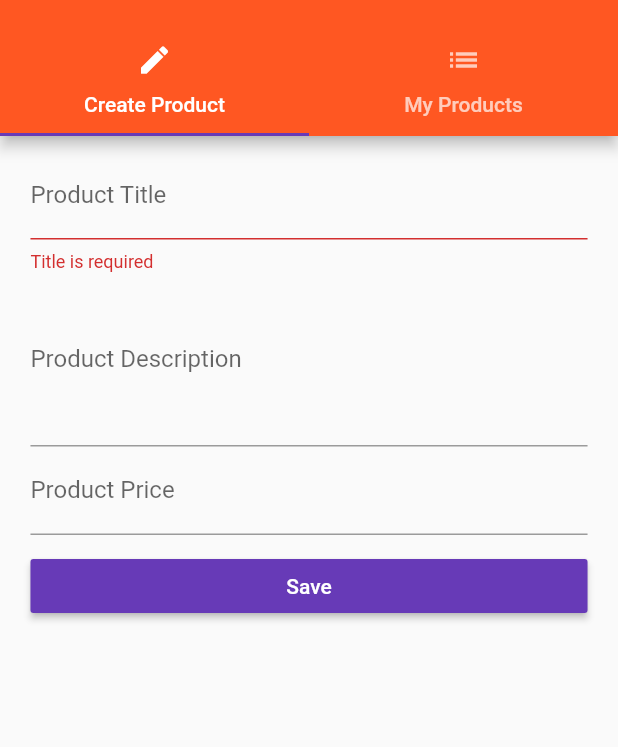
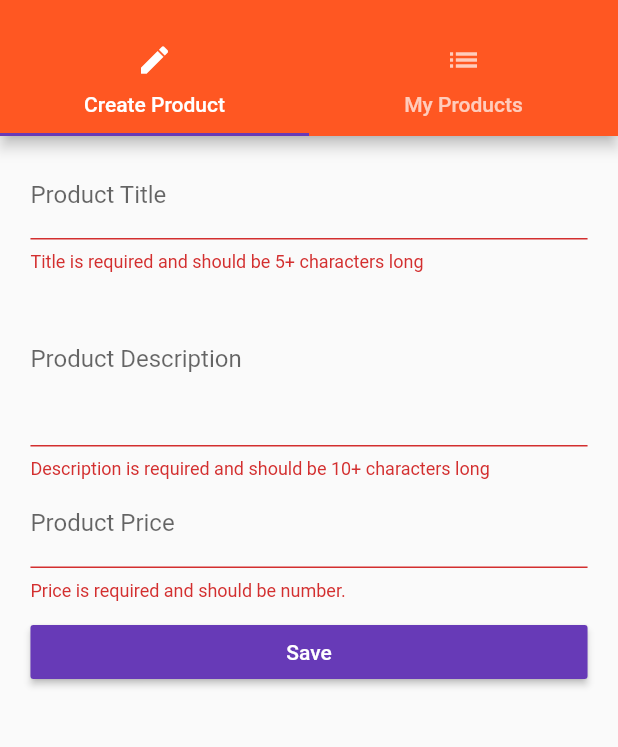
Before and after one commit to azamat87/flutter_app, a Flutter app: the ProductAdminPage screen opened by its route, after a tap on "Save", on a phone screen of 412 x 824 dp, the part 59-806 px from its top. Run offline on Flutter 3.47's test engine with Material 2 defaults, Android fonts, the phone set to English and light mode, and no system bars.

```diff
--- a/lib/pages/product_create.dart
+++ b/lib/pages/product_create.dart
@@ -28,8 +28,8 @@ class _ProductCreatePageState extends State<ProductCreatePage> {
           labelText: 'Product Title'
       ),
       validator: (String value) {
-        if(value.isEmpty) {
-          return 'Title is required';
+        if(value.isEmpty || value.length < 5) {
+          return 'Title is required and should be 5+ characters long';
         }
       },
       onSaved: (String value) {
@@ -45,6 +45,11 @@ class _ProductCreatePageState extends State<ProductCreatePage> {
           labelText: 'Product Description'
       ),
       maxLines: 4,
+      validator: (String value) {
+        if(value.isEmpty || value.length < 10) {
+          return 'Description is required and should be 10+ characters long';
+        }
+      },
       onSaved: (String value) {
         setState(() {
           descriptionValue = value;
@@ -58,6 +63,11 @@ class _ProductCreatePageState extends State<ProductCreatePage> {
           labelText: 'Product Price'
       ),
       keyboardType: TextInputType.number,
+      validator: (String value) {
+        if(value.isEmpty || !RegExp(r'^(?:[1-9]\d*|0)?(?:\.\d+)?$').hasMatch(value)) {
+          return 'Price is required and should be number.';
+        }
+      },
       onSaved: (String value) {
         setState(() {
           priceValue = double.parse(value);
@@ -86,7 +96,11 @@ class _ProductCreatePageState extends State<ProductCreatePage> {
     final double targetWidth = deviceWidth > 550.0 ? 500.0 : deviceWidth * 0.95;
     final double targetPadding = deviceWidth - targetWidth;
 
-    return Container(
+    return GestureDetector(
+      onTap: () {
+        FocusScope.of(context).requestFocus(FocusNode());
+      },
+      child: Container(
         margin: EdgeInsets.all(10.0),
         child: Form(
           key: _formKey,
@@ -105,6 +119,7 @@ class _ProductCreatePageState extends State<ProductCreatePage> {
             ],
           ),
         ),
+      ),
     );
   }
 }
```
Lines whose indentation alone changed are shown as unchanged.
